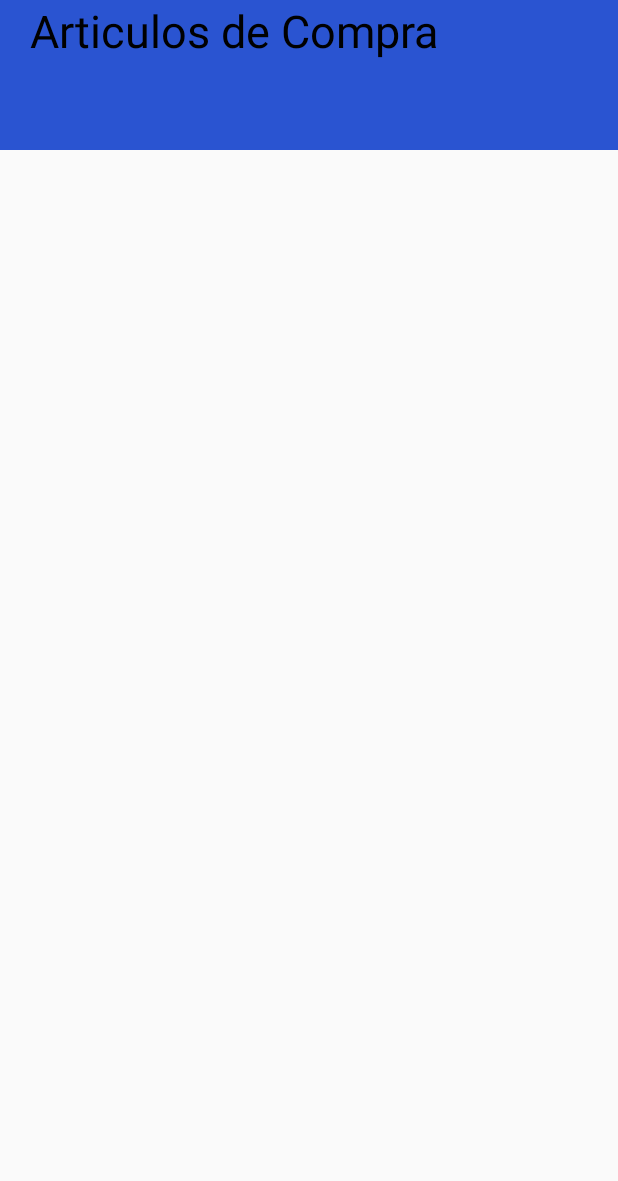
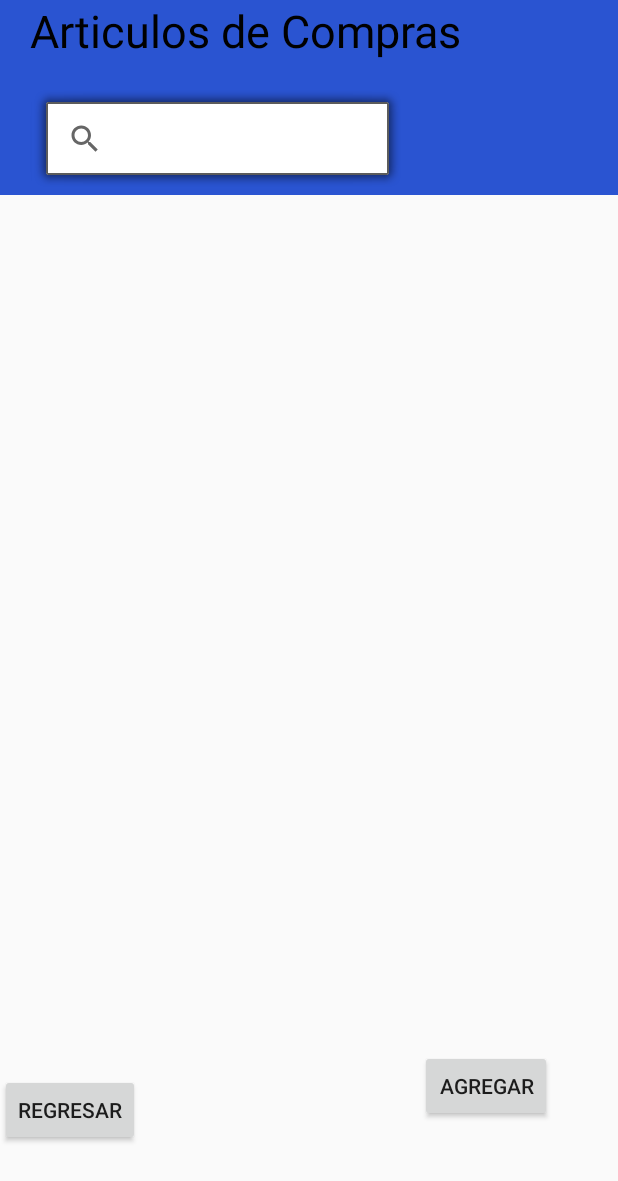
Before and after one commit to luisMartinez011/labDispMoviles, an Android app built with Jetpack Compose: the layout articulos_de_compra.xml on its own in the app's theme, with its tools: preview values and no code run, on a phone screen of 412 x 824 dp. Shown: the top 1181 px of the screen. Run offline under Robolectric (Android 15) with nearby library versions, the light colour scheme and no system bars.

Commit message:
Se agrego la funcionalidad de agregar articulos, y se agrego la tabla de articulos y se cambio el nombre de las columnas id_orders

```diff
--- a/app/src/main/java/com/example/myapplication/ArticulosDeCompras.java
+++ b/app/src/main/java/com/example/myapplication/ArticulosDeCompras.java
@@ -5,5 +5,6 @@ public class ArticulosDeCompras {
     private Long id;
     private Integer numeroSerie;
     private String aliasNumeroSerie;
+    private String descripcion;
 
 }
--- a/app/src/main/java/com/example/myapplication/OrdenesDeCompraAgregar.java
+++ /dev/null
@@ -1,4 +0,0 @@
-package com.example.myapplication;
-
-public class OrdenesDeCompraAgregar {
-}
--- a/app/src/main/res/layout/articulos_de_compra.xml
+++ b/app/src/main/res/layout/articulos_de_compra.xml
@@ -1,27 +1,45 @@
 <?xml version="1.0" encoding="utf-8"?>
 <androidx.constraintlayout.widget.ConstraintLayout xmlns:android="http://schemas.android.com/apk/res/android"
+    xmlns:app="http://schemas.android.com/apk/res-auto"
+    xmlns:tools="http://schemas.android.com/tools"
     android:layout_width="match_parent"
-    android:layout_height="match_parent">
+    android:layout_height="match_parent"
+    >
 
     <LinearLayout
         android:id="@+id/linearLayout"
         android:layout_width="414dp"
-        android:layout_height="100dp"
+        android:layout_height="130dp"
         android:background="#2A54D1"
         android:gravity="clip_horizontal"
         android:orientation="vertical"
         android:paddingLeft="20dp"
-        android:textAlignment="viewEnd">
+        android:textAlignment="viewEnd"
+        app:layout_constraintEnd_toEndOf="parent"
+        app:layout_constraintStart_toStartOf="parent"
+        app:layout_constraintTop_toTopOf="parent">
 
 
         <TextView
             android:id="@+id/textView3"
             android:layout_width="match_parent"
-            android:layout_height="100dp"
+            android:layout_height="wrap_content"
             android:layout_weight="1"
-            android:text="Articulos de Compra"
+            android:text="Articulos de Compras"
             android:textColor="@color/black"
-            android:textSize="30sp" />
+            android:textSize="30sp"
+            tools:visibility="visible" />
+
+        <SearchView
+            android:id="@+id/searchView"
+            android:layout_width="250dp"
+            android:layout_height="70dp"
+            android:background="@android:drawable/alert_light_frame"
+            android:baselineAligned="false"
+            android:ems="10"
+            android:gravity="start"
+            android:hint="Buscar"
+            android:iconifiedByDefault="true" />
 
 
     </LinearLayout>
@@ -30,8 +48,10 @@
         android:id="@+id/idRLContainer"
         android:layout_width="match_parent"
         android:layout_height="match_parent"
-        android:layout_marginTop="120dp"
-        android:orientation="vertical">
+        android:layout_marginTop="150dp"
+        android:orientation="vertical"
+        app:layout_constraintTop_toTopOf="parent"
+        tools:context=".MainActivity">
 
         <ListView
             android:id="@+id/listaArticulosCompra"
@@ -42,4 +62,25 @@
         </ListView>
     </RelativeLayout>
 
+    <Button
+        android:id="@+id/buttonAgregarArticulos"
+        android:layout_width="wrap_content"
+        android:layout_height="wrap_content"
+        android:layout_marginStart="280dp"
+        android:layout_marginTop="700dp"
+        android:text="Agregar"
+        app:layout_constraintStart_toStartOf="parent"
+        app:layout_constraintTop_toTopOf="@+id/linearLayout" />
+
+    <Button
+        android:id="@+id/returnButton"
+        android:layout_width="wrap_content"
+        android:layout_height="wrap_content"
+        android:layout_marginStart="280dp"
+        android:layout_marginBottom="60dp"
+        android:text="Regresar"
+        app:layout_constraintBottom_toBottomOf="parent"
+        app:layout_constraintStart_toEndOf="@+id/searchView"
+        app:layout_constraintTop_toTopOf="@+id/searchView" />
+
 </androidx.constraintlayout.widget.ConstraintLayout>
```
Also changed, not shown: app/src/main/AndroidManifest.xml (+10 -0 lines), app/src/main/java/com/example/myapplication/ArticulosDeComprasAdapter.java (+42 -1 lines), app/src/main/java/com/example/myapplication/DBHandler.java (+40 -1 lines), app/src/main/java/com/example/myapplication/OrdenesDeCompras.java (+10 -0 lines), app/src/main/res/layout/agregar_articulos_compra_manual.xml (+6 -4 lines), app/src/main/res/layout/interface_lista_articulos_compra.xml (+7 -6 lines).
